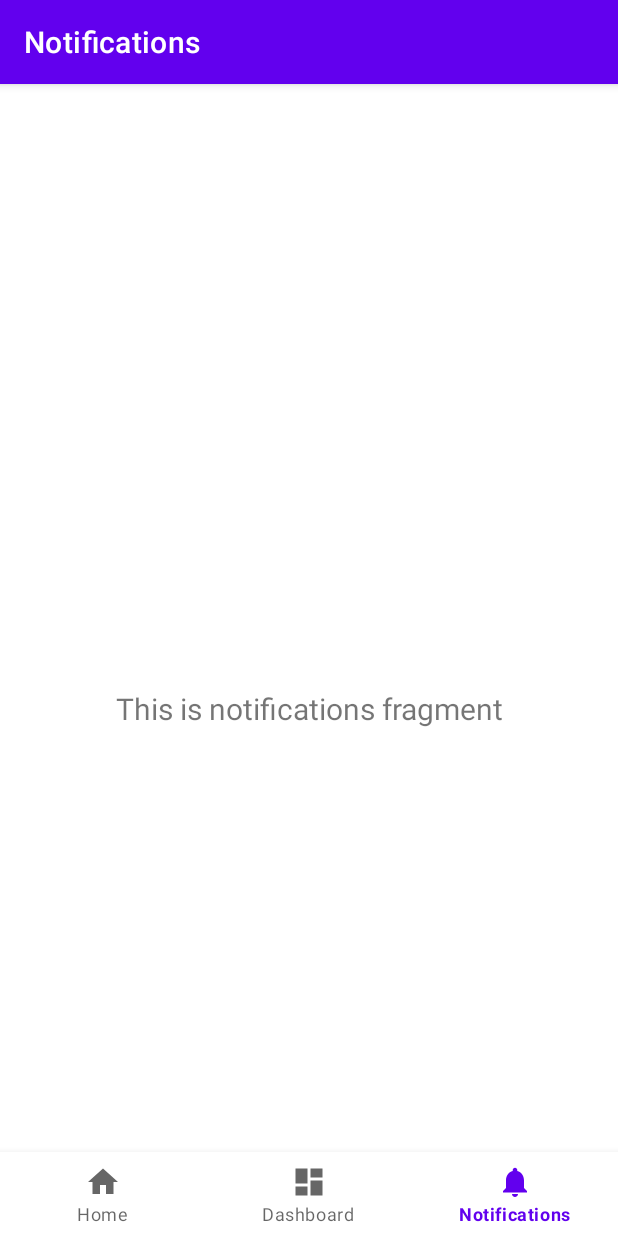
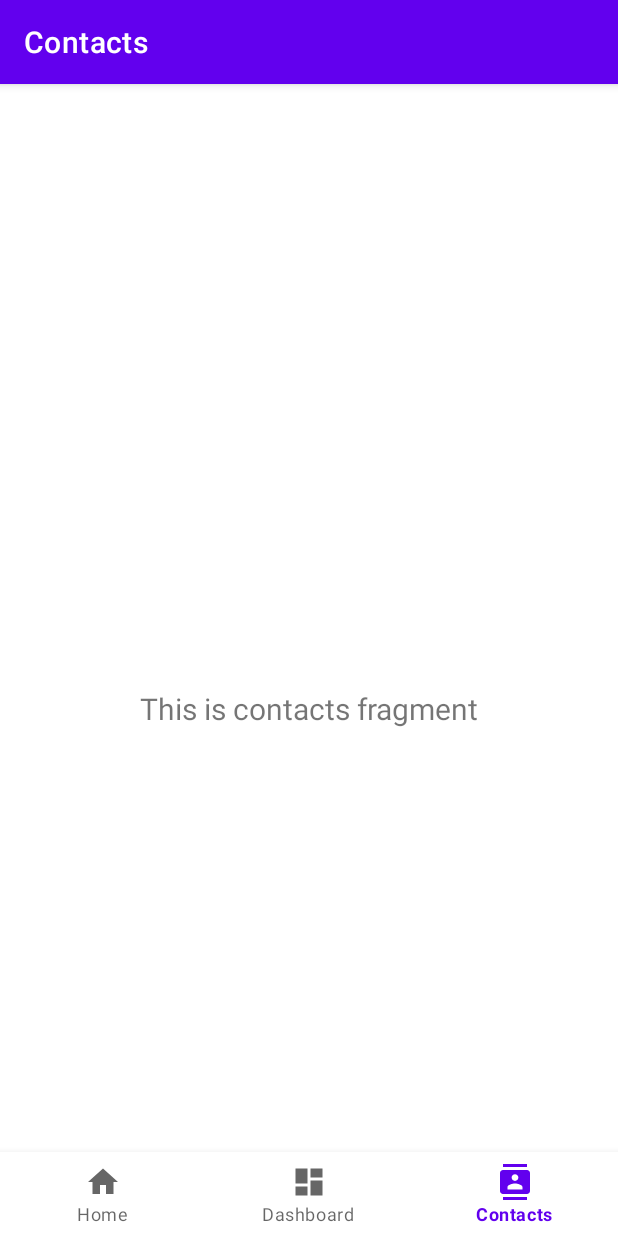
Before and after one commit to saugatlamichhane/Solace, an Android app: the ContactsFragment screen opened through its navigation route, on a phone screen of 412 x 824 dp. Run offline under Robolectric (Android 15) with nearby library versions, the phone set to English and light mode, and no system bars; our stand-ins replace navigation-ui.

Commit message:
integrated firebase and changed notifications to contacts

```diff
--- a/app/build.gradle
+++ b/app/build.gradle
@@ -1,5 +1,6 @@
 plugins {
     id 'com.android.application'
+    id 'com.google.gms.google-services'
 }
 
 android {
@@ -40,6 +41,7 @@ dependencies {
     implementation 'androidx.lifecycle:lifecycle-viewmodel-ktx:2.6.1'
     implementation 'androidx.navigation:navigation-fragment:2.6.0'
     implementation 'androidx.navigation:navigation-ui:2.6.0'
+    implementation 'com.google.firebase:firebase-database:20.1.0'
     testImplementation 'junit:junit:4.13.2'
     androidTestImplementation 'androidx.test.ext:junit:1.1.5'
     androidTestImplementation 'androidx.test.espresso:espresso-core:3.5.1'
--- a/app/src/main/java/com/thetrailblazers/solace/MainActivity.java
+++ b/app/src/main/java/com/thetrailblazers/solace/MainActivity.java
@@ -27,7 +27,7 @@ public class MainActivity extends AppCompatActivity {
         // Passing each menu ID as a set of Ids because each
         // menu should be considered as top level destinations.
         AppBarConfiguration appBarConfiguration = new AppBarConfiguration.Builder(
-                R.id.navigation_home, R.id.navigation_dashboard, R.id.navigation_notifications)
+                R.id.navigation_home, R.id.navigation_dashboard, R.id.navigation_contacts)
                 .build();
         NavController navController = Navigation.findNavController(this, R.id.nav_host_fragment_activity_main);
         NavigationUI.setupActionBarWithNavController(this, navController, appBarConfiguration);
--- a/app/src/main/java/com/thetrailblazers/solace/ui/notifications/NotificationsFragment.java
+++ b/app/src/main/java/com/thetrailblazers/solace/ui/contacts/ContactsFragment.java
@@ -1,4 +1,4 @@
-package com.thetrailblazers.solace.ui.notifications;
+package com.thetrailblazers.solace.ui.contacts;
 
 import android.os.Bundle;
 import android.view.LayoutInflater;
@@ -10,21 +10,21 @@ import androidx.annotation.NonNull;
 import androidx.fragment.app.Fragment;
 import androidx.lifecycle.ViewModelProvider;
 
-import com.thetrailblazers.solace.databinding.FragmentNotificationsBinding;
+import com.thetrailblazers.solace.databinding.FragmentContactsBinding;
 
-public class NotificationsFragment extends Fragment {
+public class ContactsFragment extends Fragment {
 
-    private FragmentNotificationsBinding binding;
+    private FragmentContactsBinding binding;
 
     public View onCreateView(@NonNull LayoutInflater inflater,
                              ViewGroup container, Bundle savedInstanceState) {
-        NotificationsViewModel notificationsViewModel =
-                new ViewModelProvider(this).get(NotificationsViewModel.class);
+        ContactsViewModel notificationsViewModel =
+                new ViewModelProvider(this).get(ContactsViewModel.class);
 
-        binding = FragmentNotificationsBinding.inflate(inflater, container, false);
+        binding = FragmentContactsBinding.inflate(inflater, container, false);
         View root = binding.getRoot();
 
-        final TextView textView = binding.textNotifications;
+        final TextView textView = binding.textContacts;
         notificationsViewModel.getText().observe(getViewLifecycleOwner(), textView::setText);
         return root;
     }
--- a/app/src/main/java/com/thetrailblazers/solace/ui/notifications/NotificationsViewModel.java
+++ b/app/src/main/java/com/thetrailblazers/solace/ui/contacts/ContactsViewModel.java
@@ -1,16 +1,16 @@
-package com.thetrailblazers.solace.ui.notifications;
+package com.thetrailblazers.solace.ui.contacts;
 
 import androidx.lifecycle.LiveData;
 import androidx.lifecycle.MutableLiveData;
 import androidx.lifecycle.ViewModel;
 
-public class NotificationsViewModel extends ViewModel {
+public class ContactsViewModel extends ViewModel {
 
     private final MutableLiveData<String> mText;
 
-    public NotificationsViewModel() {
+    public ContactsViewModel() {
         mText = new MutableLiveData<>();
-        mText.setValue("This is notifications fragment");
+        mText.setValue("This is contacts fragment");
     }
 
     public LiveData<String> getText() {
--- /dev/null
+++ b/app/src/main/res/drawable/contacts.xml
@@ -0,0 +1,5 @@
+<vector android:height="24dp" android:tint="#000000"
+    android:viewportHeight="24" android:viewportWidth="24"
+    android:width="24dp" xmlns:android="http://schemas.android.com/apk/res/android">
+    <path android:fillColor="@android:color/white" android:pathData="M20,0L4,0v2h16L20,0zM4,24h16v-2L4,22v2zM20,4L4,4c-1.1,0 -2,0.9 -2,2v12c0,1.1 0.9,2 2,2h16c1.1,0 2,-0.9 2,-2L22,6c0,-1.1 -0.9,-2 -2,-2zM12,6.75c1.24,0 2.25,1.01 2.25,2.25s-1.01,2.25 -2.25,2.25S9.75,10.24 9.75,9 10.76,6.75 12,6.75zM17,17L7,17v-1.5c0,-1.67 3.33,-2.5 5,-2.5s5,0.83 5,2.5L17,17z"/>
+</vector>
--- a/app/src/main/res/drawable/ic_notifications_black_24dp.xml
+++ /dev/null
@@ -1,9 +0,0 @@
-<vector xmlns:android="http://schemas.android.com/apk/res/android"
-    android:width="24dp"
-    android:height="24dp"
-    android:viewportWidth="24.0"
-    android:viewportHeight="24.0">
-    <path
-        android:fillColor="#FF000000"
-        android:pathData="M12,22c1.1,0 2,-0.9 2,-2h-4c0,1.1 0.89,2 2,2zM18,16v-5c0,-3.07 -1.64,-5.64 -4.5,-6.32L13.5,4c0,-0.83 -0.67,-1.5 -1.5,-1.5s-1.5,0.67 -1.5,1.5v0.68C7.63,5.36 6,7.92 6,11v5l-2,2v1h16v-1l-2,-2z" />
-</vector>
--- a/app/src/main/res/layout/fragment_notifications.xml
+++ b/app/src/main/res/layout/fragment_contacts.xml
@@ -4,10 +4,10 @@
     xmlns:tools="http://schemas.android.com/tools"
     android:layout_width="match_parent"
     android:layout_height="match_parent"
-    tools:context=".ui.notifications.NotificationsFragment">
+    tools:context=".ui.contacts.ContactsFragment">
 
     <TextView
-        android:id="@+id/text_notifications"
+        android:id="@+id/text_contacts"
         android:layout_width="match_parent"
         android:layout_height="wrap_content"
         android:layout_marginStart="8dp"
--- a/app/src/main/res/menu/bottom_nav_menu.xml
+++ b/app/src/main/res/menu/bottom_nav_menu.xml
@@ -12,8 +12,8 @@
         android:title="@string/title_dashboard" />
 
     <item
-        android:id="@+id/navigation_notifications"
-        android:icon="@drawable/ic_notifications_black_24dp"
-        android:title="@string/title_notifications" />
+        android:id="@+id/navigation_contacts"
+        android:icon="@drawable/contacts"
+        android:title="@string/title_contacts" />
 
 </menu>
--- a/app/src/main/res/navigation/mobile_navigation.xml
+++ b/app/src/main/res/navigation/mobile_navigation.xml
@@ -18,8 +18,8 @@
         tools:layout="@layout/fragment_dashboard" />
 
     <fragment
-        android:id="@+id/navigation_notifications"
-        android:name="com.thetrailblazers.solace.ui.notifications.NotificationsFragment"
-        android:label="@string/title_notifications"
-        tools:layout="@layout/fragment_notifications" />
+        android:id="@+id/navigation_contacts"
+        android:name="com.thetrailblazers.solace.ui.contacts.ContactsFragment"
+        android:label="@string/title_contacts"
+        tools:layout="@layout/fragment_contacts" />
 </navigation>
--- a/app/src/main/res/values/strings.xml
+++ b/app/src/main/res/values/strings.xml
@@ -2,5 +2,5 @@
     <string name="app_name">Solace</string>
     <string name="title_home">Home</string>
     <string name="title_dashboard">Dashboard</string>
-    <string name="title_notifications">Notifications</string>
+    <string name="title_contacts">Contacts</string>
 </resources>
--- a/build.gradle
+++ b/build.gradle
@@ -1,4 +1,8 @@
-// Top-level build file where you can add configuration options common to all sub-projects/modules.
+buildscript {
+    dependencies {
+        classpath 'com.google.gms:google-services:4.3.14'
+    }
+}// Top-level build file where you can add configuration options common to all sub-projects/modules.
 plugins {
     id 'com.android.application' version '8.0.2' apply false
     id 'com.android.library' version '8.0.2' apply false
```
Also changed, not shown: 1 other file.
